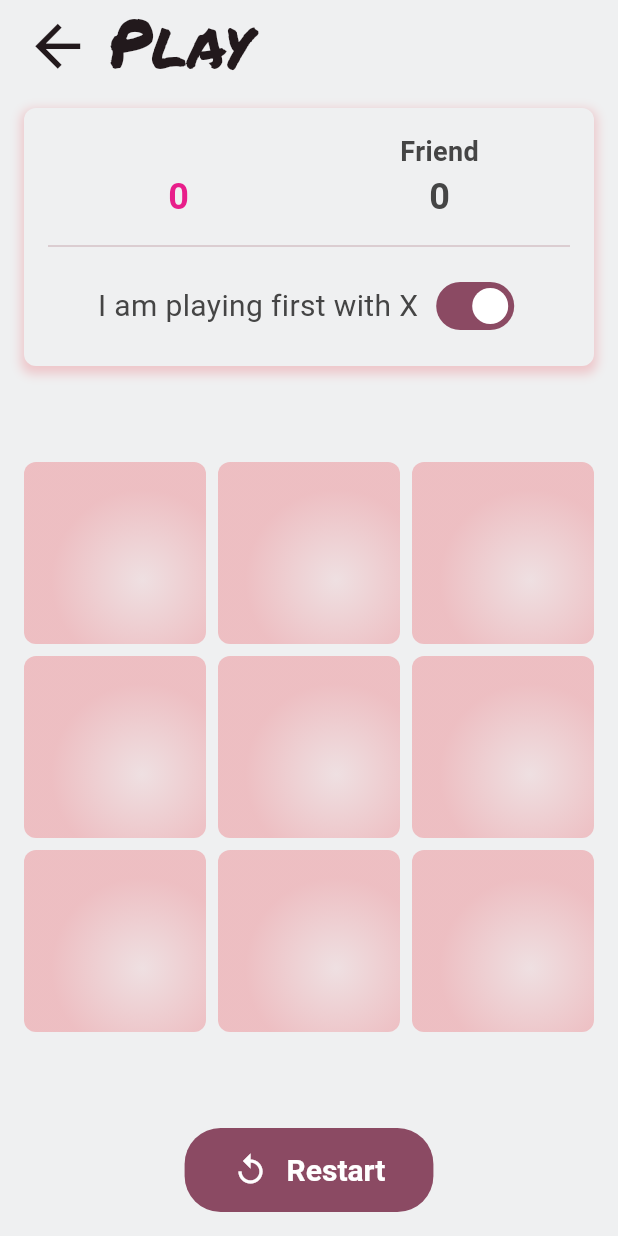
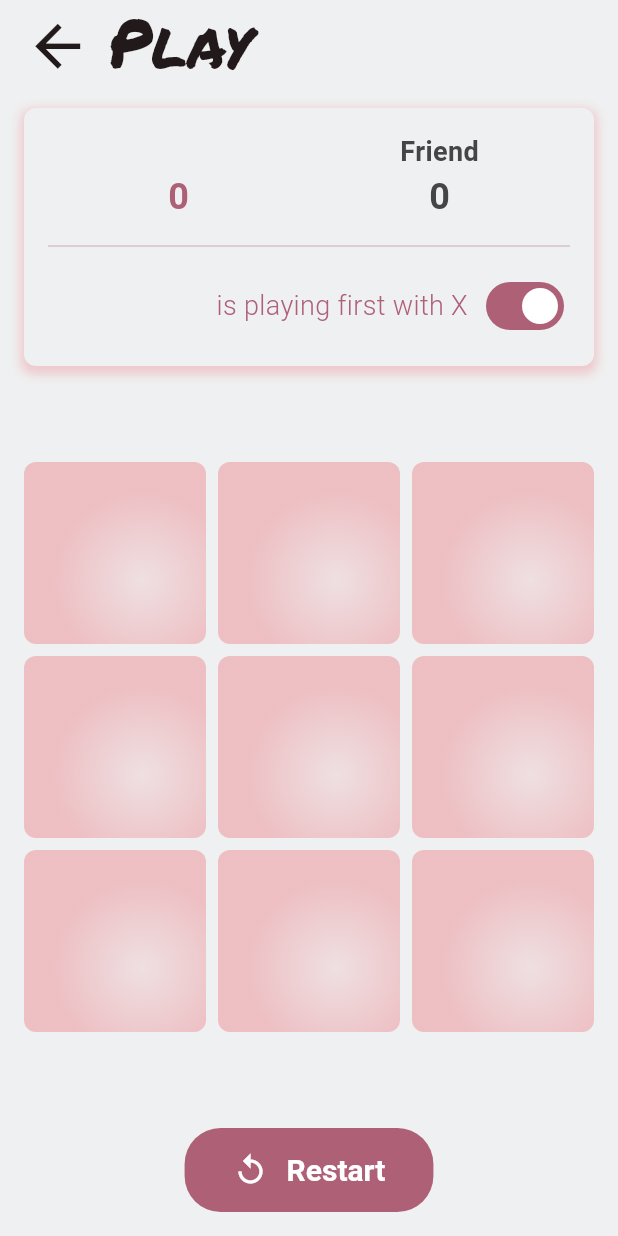
Before and after one commit to icodeyou/betclictactoe, a Flutter app: the screen it shows after launch, after a tap on "Play with a friend", on a phone screen of 412 x 824 dp. Run offline on Flutter 3.47's test engine with Material 3 defaults, Android fonts, the light colour scheme and no system bars; our stand-ins replace audioplayers, flutter_riverpod, go_router, logger, riverpod, shared_preferences; generated files the repository leaves out were written again.

Commit message:
build: adjust colors

```diff
--- a/lib/app/app.dart
+++ b/lib/app/app.dart
@@ -61,6 +61,7 @@ class MyApp extends ConsumerWidget {
             ThemeData.from(
               colorScheme: ColorScheme.fromSeed(
                 seedColor: AppColors.primary,
+                primary: AppColors.primary,
                 secondary: AppColors.secondary,
                 surface: AppColors.background,
               ),
--- a/lib/app/i18n/en.i18n.yaml
+++ b/lib/app/i18n/en.i18n.yaml
@@ -18,5 +18,5 @@ settingsScreen:
 gameScreen:
   title: Play
   restartButtonLabel: Restart
-  playFirstLabel: I am playing first with X
+  playFirstLabel: is playing first with X
   friendScoreLabel: Friend
--- a/lib/app/i18n/fr.i18n.yaml
+++ b/lib/app/i18n/fr.i18n.yaml
@@ -18,5 +18,5 @@ settingsScreen:
 gameScreen:
   title: Jeu
   restartButtonLabel: Recommencer
-  playFirstLabel: Je joue en 1er avec X
+  playFirstLabel: joue en 1er avec X
   friendScoreLabel: Ami
--- a/lib/presentation/game/ui/game_options_view.dart
+++ b/lib/presentation/game/ui/game_options_view.dart
@@ -15,12 +15,18 @@ class GameOptionsView extends ConsumerWidget {
       mainAxisAlignment: MainAxisAlignment.center,
       spacing: 8,
       children: [
-        Text(
-          t.gameScreen.playFirstLabel,
-          style: TextStyle(
-            color: AppColors.darkText,
-            fontSize: 20,
-            fontWeight: FontWeight.w400,
+        Expanded(
+          child: Text(
+            ' ${gameState.playerName} ${t.gameScreen.playFirstLabel}',
+            maxLines: 2,
+            textAlign: TextAlign.right,
+            style: TextStyle(
+              color: gameState.isPlayingFirstWithX
+                  ? Theme.of(context).colorScheme.primary
+                  : AppColors.darkText,
+              fontSize: 18,
+              fontWeight: FontWeight.w300,
+            ),
           ),
         ),
         Switch(
--- a/lib/presentation/home/ui/home_screen.dart
+++ b/lib/presentation/home/ui/home_screen.dart
@@ -1,7 +1,7 @@
 import 'package:betclictactoe/app/i18n/translations.g.dart';
 import 'package:betclictactoe/app/routing/paths.dart';
+import 'package:betclictactoe/presentation/shared/controller/audio_controller.dart';
 import 'package:betclictactoe/presentation/shared/theme/app_colors.dart';
-import 'package:betclictactoe/presentation/shared/controller/audio_controller.dart';
 import 'package:betclictactoe/presentation/shared/widgets/app_button.dart';
 import 'package:betclictactoe/utils/app_constants.dart';
 import 'package:betclictactoe/utils/audio/sounds.dart';
@@ -45,6 +45,7 @@ class HomeScreen extends ConsumerWidget {
               ),
               AppButton(
                 overDarkBackground: true,
+                foregroundColor: AppColors.secondary,
                 onPressed: () {
                   audioControllerNotifier.playSfx(SfxType.buttonTap);
                   GoRouter.of(context).goNamed(Paths.game.name);
--- a/lib/presentation/shared/theme/app_colors.dart
+++ b/lib/presentation/shared/theme/app_colors.dart
@@ -1,12 +1,13 @@
 import 'package:flutter/material.dart';
 
 class AppColors {
-  static Color get primary => const Color(0xFFE81E8A);
+  static Color get primary => const Color.fromARGB(255, 174, 96, 119);
   static Color get secondary => const Color(0xFFE81E2B);
   static Color get background => const Color(0xFFEFF0F1);
 
   static Color get backgroundHome => secondary;
-  static Color get backgroundSettings => const Color(0xFFF8A39B);
+  static Color get backgroundSettings =>
+      const Color.fromARGB(255, 250, 183, 202);
 
   static Color get darkText => const Color(0xFF454545);
 }
--- a/lib/presentation/shared/widgets/app_button.dart
+++ b/lib/presentation/shared/widgets/app_button.dart
@@ -5,12 +5,14 @@ class AppButton extends StatelessWidget {
   final Widget child;
 
   final VoidCallback? onPressed;
+  final Color? foregroundColor;
   final bool overDarkBackground;
 
   const AppButton({
     super.key,
     required this.child,
     this.onPressed,
+    this.foregroundColor,
     this.overDarkBackground = false,
   });
 
@@ -22,7 +24,7 @@ class AppButton extends StatelessWidget {
         textStyle: TextStyle(fontWeight: FontWeight.bold, fontSize: 20),
         padding: EdgeInsets.symmetric(horizontal: 32, vertical: 16),
         shape: RoundedRectangleBorder(borderRadius: BorderRadius.circular(24)),
-        foregroundColor: overDarkBackground ? AppColors.primary : null,
+        foregroundColor: foregroundColor ?? (overDarkBackground ? AppColors.primary : null),
         backgroundColor: overDarkBackground ? Colors.white : null,
       ),
       child: child,
```
